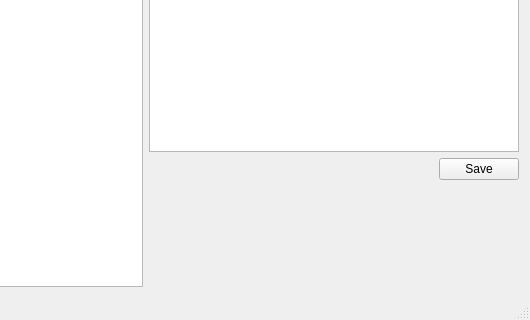
Above: MainWindow.ui from hheld/JustDoIt before the change; both pictures show x 238 to 768 and y 360 to 680 of the 768 by 680 pixel window. Below: the same form after it.
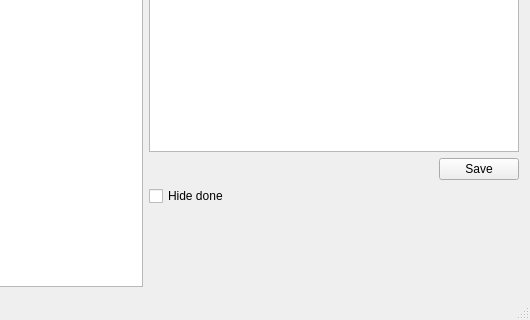
That is the form after the change.

```diff
--- a/MainWindow.ui
+++ b/MainWindow.ui
@@ -202,6 +202,13 @@
         </item>
        </layout>
       </item>
+      <item>
+       <widget class="QCheckBox" name="checkBox_hideDone">
+        <property name="text">
+         <string>Hide done</string>
+        </property>
+       </widget>
+      </item>
       <item>
        <spacer name="verticalSpacer">
         <property name="orientation">
```
